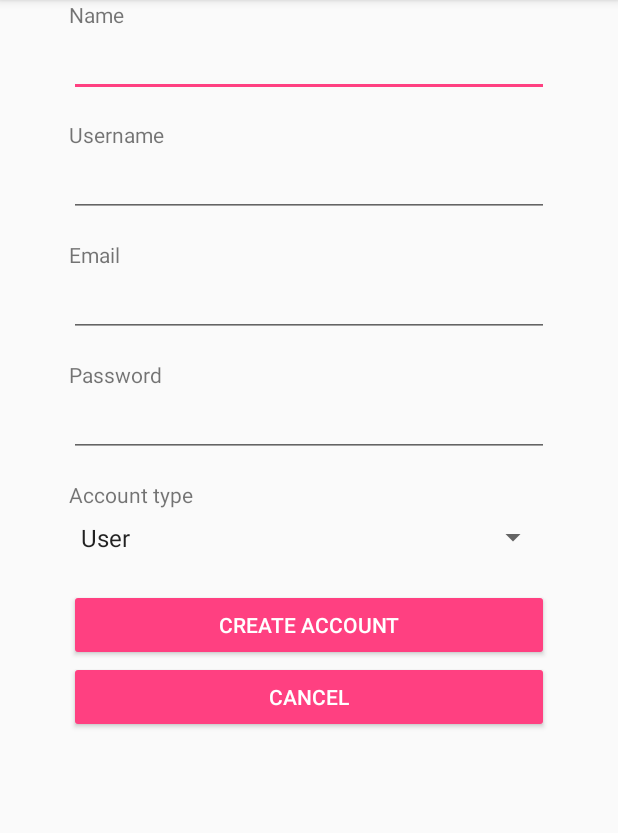
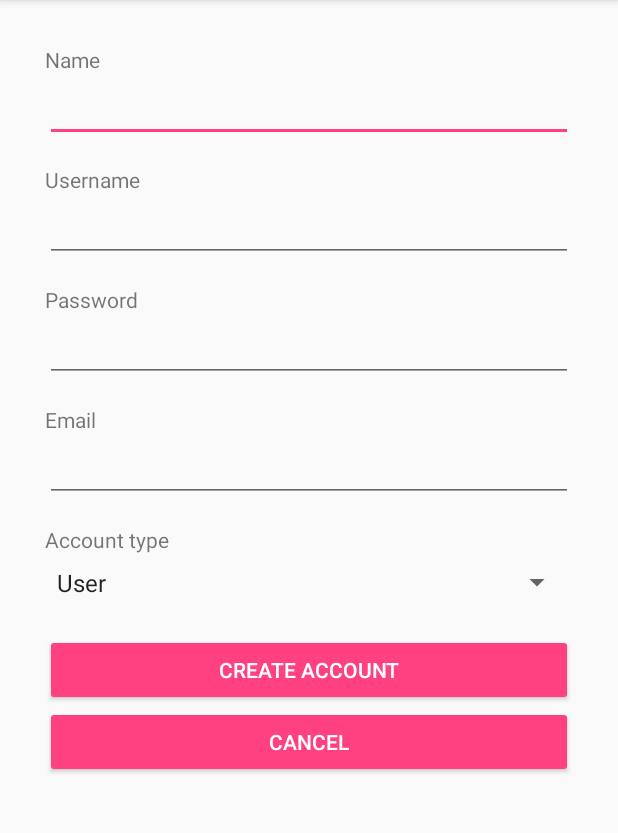
Before and after one commit to tgieseking/RATLAB, an Android app: the RegistrationActivity screen opened directly, with no data from a screen before it, on a phone screen of 412 x 824 dp, the part 84-917 px from its top. Run offline under Robolectric (Android 15) with nearby library versions, the phone set to English and light mode, and no system bars; our stand-ins replace Firebase (no records; nobody signed in at launch, a user with empty details on screens opened directly).

Commit message:
removed redundant layout objects

```diff
--- a/app/src/main/res/layout/activity_forgot_password.xml
+++ b/app/src/main/res/layout/activity_forgot_password.xml
@@ -10,15 +10,6 @@
     android:paddingTop="@dimen/activity_vertical_margin"
     tools:layout_editor_absoluteX="8dp"
     tools:layout_editor_absoluteY="8dp">
-
-    <Button
-        android:id="@+id/sendEmailButton"
-        style="@style/Widget.AppCompat.Button.Colored"
-        android:layout_width="match_parent"
-        android:layout_height="wrap_content"
-        android:layout_marginTop="16dp"
-        android:onClick="resetPassword"
-        android:text="RESET PASSWORD" />
 
     <TextView
         android:id="@+id/explanationTextView"
@@ -39,6 +30,15 @@
         android:inputType="textEmailAddress" />
 
     <Button
+        android:id="@+id/sendEmailButton"
+        style="@style/Widget.AppCompat.Button.Colored"
+        android:layout_width="match_parent"
+        android:layout_height="wrap_content"
+        android:layout_marginTop="16dp"
+        android:onClick="resetPassword"
+        android:text="RESET PASSWORD" />
+
+    <Button
         android:id="@+id/backButton"
         style="@style/Widget.AppCompat.Button.Colored"
         android:layout_width="match_parent"
--- a/app/src/main/res/layout/activity_registration.xml
+++ b/app/src/main/res/layout/activity_registration.xml
@@ -1,28 +1,26 @@
 <?xml version="1.0" encoding="utf-8"?>
-<RelativeLayout xmlns:android="http://schemas.android.com/apk/res/android"
+<LinearLayout xmlns:android="http://schemas.android.com/apk/res/android"
     xmlns:app="http://schemas.android.com/apk/res-auto"
     xmlns:tools="http://schemas.android.com/tools"
     android:layout_width="match_parent"
     android:layout_height="match_parent"
+    android:orientation="vertical"
+    android:paddingLeft="30dp"
+    android:paddingRight="30dp"
     tools:context="edu.gatech.cs2340.ratlab.controllers.RegistrationActivity">
 
 
-        <LinearLayout
+    <TextView
+        android:id="@+id/regNameView"
         android:layout_width="match_parent"
         android:layout_height="wrap_content"
-            android:orientation="vertical"
-            android:gravity="center">
-
-            <TextView
-                android:id="@+id/regNameView"
-                android:layout_width="320dp"
-                android:layout_height="wrap_content"
+        android:paddingTop="30dp"
         android:text="@string/name"
         android:textAlignment="textStart" />
 
     <EditText
         android:id="@+id/nameTextBox"
-                android:layout_width="320dp"
+        android:layout_width="match_parent"
         android:layout_height="wrap_content"
         android:layout_marginBottom="15dp"
         android:ems="10"
@@ -32,13 +30,13 @@
 
     <TextView
         android:id="@+id/regUserView"
-                android:layout_width="320dp"
+        android:layout_width="match_parent"
         android:layout_height="wrap_content"
         android:text="@string/username" />
 
     <EditText
         android:id="@+id/usernameTextBox"
-                android:layout_width="320dp"
+        android:layout_width="match_parent"
         android:layout_height="wrap_content"
         android:layout_marginBottom="15dp"
         android:ems="10"
@@ -47,14 +45,30 @@
         android:textAlignment="textStart" />
 
     <TextView
+        android:id="@+id/regPassView"
+        android:layout_width="match_parent"
+        android:layout_height="wrap_content"
+        android:text="@string/password" />
+
+    <EditText
+        android:id="@+id/passwordTextBox"
+        android:layout_width="match_parent"
+        android:layout_height="wrap_content"
+        android:layout_marginBottom="15dp"
+        android:ems="10"
+        android:inputType="textPassword"
+        android:labelFor="@id/passwordTextBox"
+        android:textAlignment="textStart" />
+
+    <TextView
         android:id="@+id/regEmailView"
-                android:layout_width="320dp"
+        android:layout_width="match_parent"
         android:layout_height="wrap_content"
         android:text="@string/email" />
 
     <EditText
         android:id="@+id/emailTextBox"
-                android:layout_width="320dp"
+        android:layout_width="match_parent"
         android:layout_height="wrap_content"
         android:layout_marginBottom="15dp"
         android:ems="10"
@@ -63,37 +77,21 @@
         android:textAlignment="textStart" />
 
     <TextView
-                android:id="@+id/regPassView"
-                android:layout_width="320dp"
-                android:layout_height="wrap_content"
-                android:text="@string/password" />
-
-            <EditText
-                android:id="@+id/passwordTextBox"
-                android:layout_width="320dp"
-                android:layout_height="wrap_content"
-                android:layout_marginBottom="15dp"
-                android:ems="10"
-                android:inputType="textPassword"
-                android:labelFor="@id/passwordTextBox"
-                android:textAlignment="textStart" />
-
-            <TextView
         android:id="@+id/regAccountTypeView"
-                android:layout_width="320dp"
+        android:layout_width="match_parent"
         android:layout_height="wrap_content"
         android:text="@string/select_type" />
 
     <Spinner
         android:id="@+id/accountTypeSpinner"
-                android:layout_width="320dp"
+        android:layout_width="match_parent"
         android:layout_height="38dp"
         android:layout_marginBottom="15dp" />
 
     <Button
         android:id="@+id/registerButton"
         style="@style/Widget.AppCompat.Button.Colored"
-                android:layout_width="320dp"
+        android:layout_width="match_parent"
         android:layout_height="wrap_content"
         android:onClick="createAccount"
         android:text="@string/action_create_acc" />
@@ -101,10 +99,10 @@
     <Button
         android:id="@+id/cancelButton"
         style="@style/Widget.AppCompat.Button.Colored"
-                android:layout_width="320dp"
+        android:layout_width="match_parent"
         android:layout_height="wrap_content"
         android:layout_marginBottom="15dp"
         android:onClick="registrationCancel"
         android:text="@string/cancel_entry" />
+
 </LinearLayout>
-</RelativeLayout>
```
Lines whose indentation alone changed are shown as unchanged.
